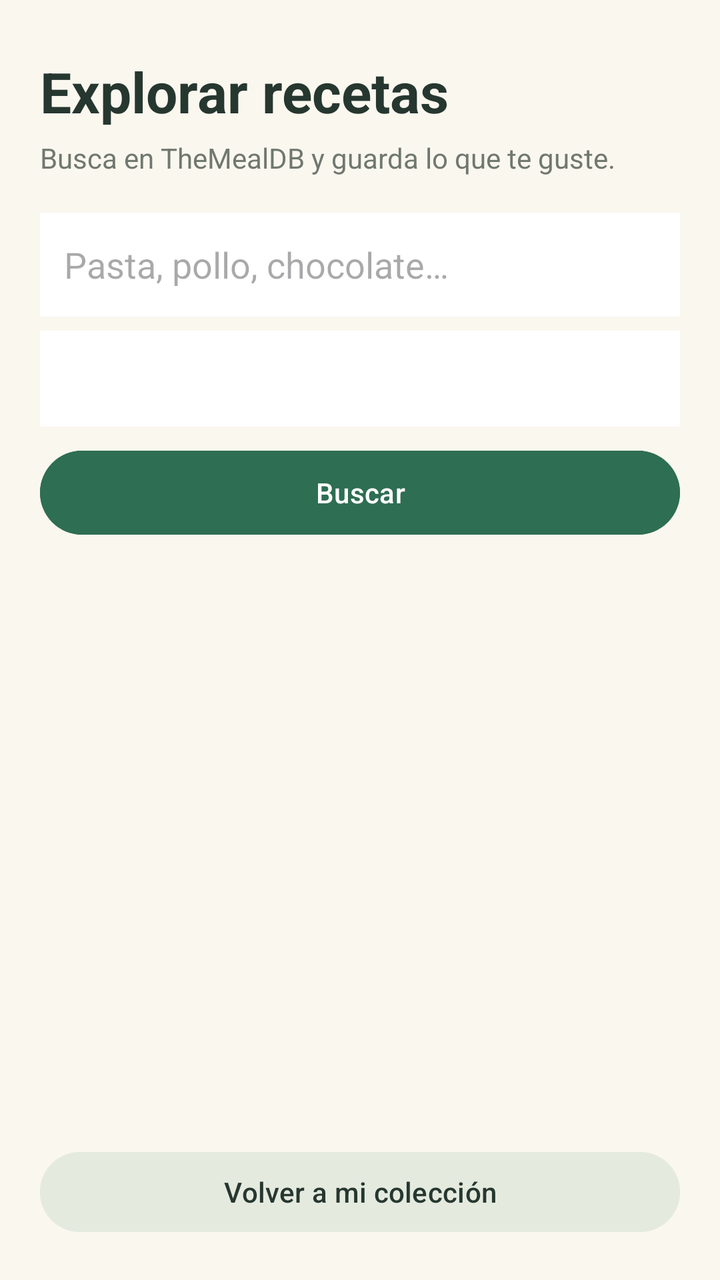
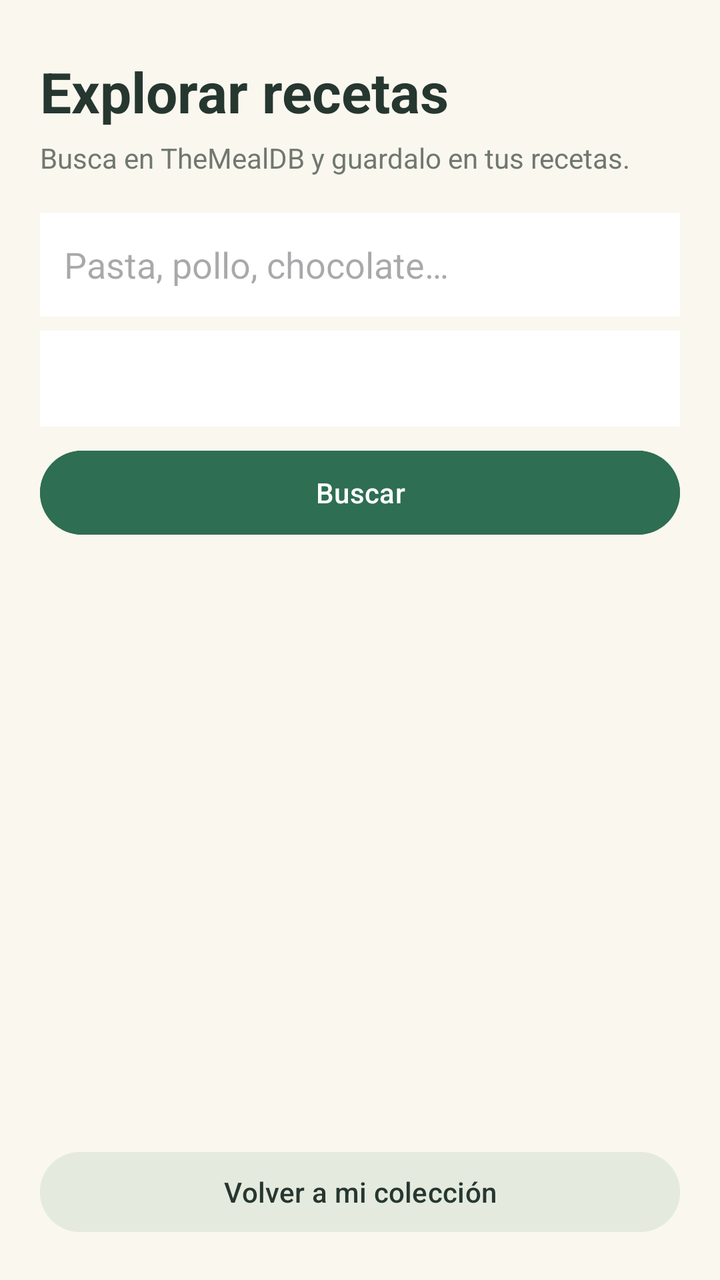

The first picture is an Android layout as it rendered before a commit; the second is the same layout after the commit. The layout source and the unified diff follow.
<!-- AndroidManifest.xml: application theme Theme.ObligatorioRecetas -->
<!-- res/layout/activity_search.xml -->
<?xml version="1.0" encoding="utf-8"?>
<LinearLayout xmlns:android="http://schemas.android.com/apk/res/android"
    android:layout_width="match_parent"
    android:layout_height="match_parent"
    android:background="#FAF7EF"
    android:orientation="vertical"
    android:padding="20dp">

    <TextView
        android:layout_width="match_parent"
        android:layout_height="wrap_content"
        android:layout_marginTop="7dp"
        android:text="Explorar recetas"
        android:textColor="#263730"
        android:textSize="28sp"
        android:textStyle="bold" />

    <TextView
        android:layout_width="match_parent"
        android:layout_height="wrap_content"
        android:layout_marginTop="5dp"
        android:text="Busca en TheMealDB y guarda lo que te guste."
        android:textColor="#70786F"
        android:textSize="14sp" />

    <EditText
        android:id="@+id/searchInput"
        android:layout_width="match_parent"
        android:layout_height="52dp"
        android:layout_marginTop="18dp"
        android:background="#FFFFFF"
        android:hint="Pasta, pollo, chocolate…"
        android:padding="12dp" />

    <Spinner
        android:id="@+id/searchCategory"
        android:layout_width="match_parent"
        android:layout_height="48dp"
        android:layout_marginTop="7dp"
        android:background="#FFFFFF" />

    <Button
        android:id="@+id/searchSubmit"
        android:layout_width="match_parent"
        android:layout_height="50dp"
        android:layout_marginTop="8dp"
        android:backgroundTint="#2E6E52"
        android:text="Buscar"
        android:textAllCaps="false" />

    <TextView
        android:id="@+id/searchStatus"
        android:layout_width="match_parent"
        android:layout_height="wrap_content"
        android:layout_marginTop="13dp"
        android:textColor="#70786F"
        android:textSize="14sp" />

    <androidx.recyclerview.widget.RecyclerView
        android:id="@+id/searchResults"
        android:layout_width="match_parent"
        android:layout_height="0dp"
        android:layout_marginTop="5dp"
        android:layout_weight="1" />

    <Button
        android:id="@+id/searchBack"
        android:layout_width="match_parent"
        android:layout_height="48dp"
        android:backgroundTint="#E5EADF"
        android:text="Volver a mi colección"
        android:textAllCaps="false"
        android:textColor="#263730" />
</LinearLayout>
<!-- resources referenced by this layout -->
<resources>
  <style name="Theme.ObligatorioRecetas" parent="Base.Theme.ObligatorioRecetas" />
  <style name="Base.Theme.ObligatorioRecetas" parent="Theme.Material3.DayNight.NoActionBar">
          
          
      </style>
</resources>

<!-- the commit's change to res/layout/activity_search.xml (unified diff, before → after) -->
@@ -19,7 +19,7 @@
         android:layout_width="match_parent"
         android:layout_height="wrap_content"
         android:layout_marginTop="5dp"
-        android:text="Busca en TheMealDB y guarda lo que te guste."
+        android:text="Busca en TheMealDB y guardalo en tus recetas."
         android:textColor="#70786F"
         android:textSize="14sp" />
 
